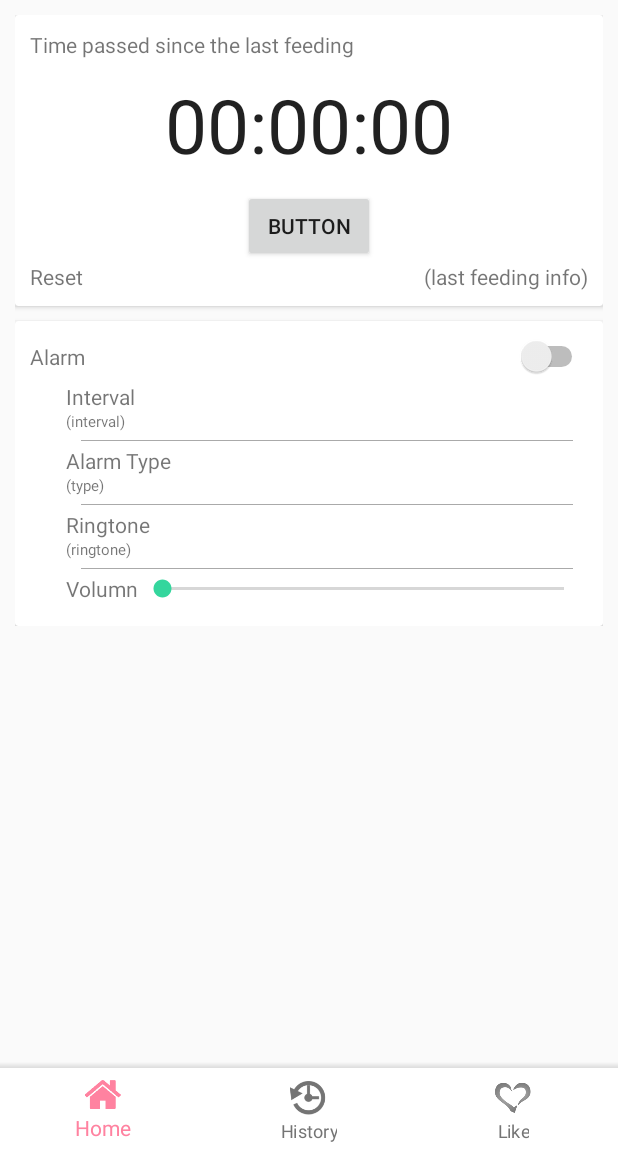
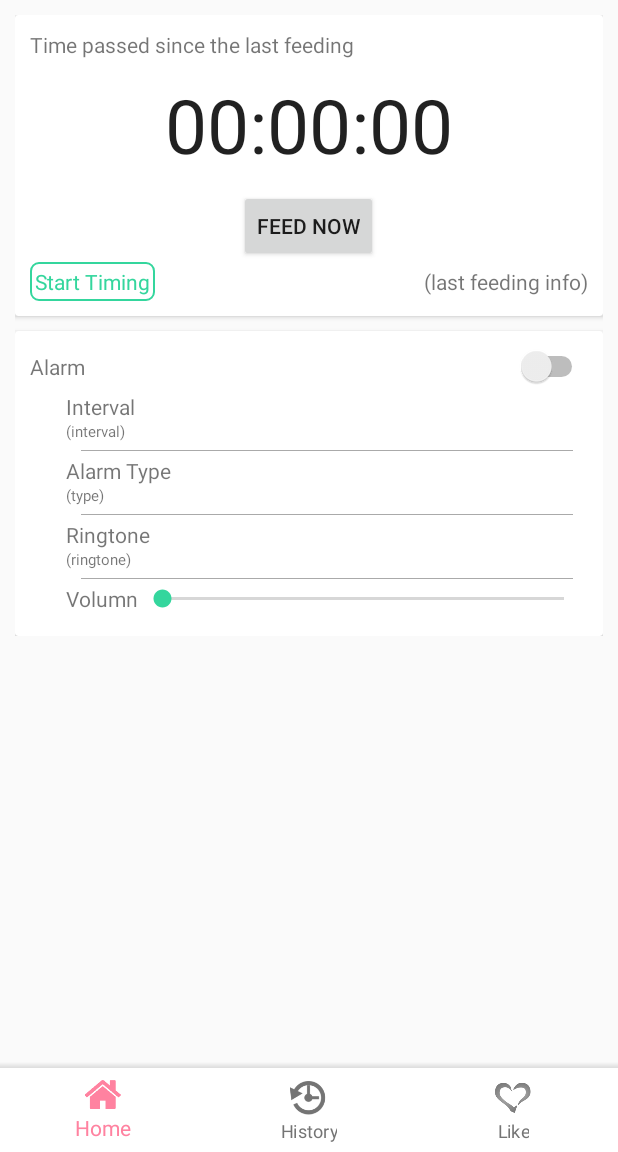
Before and after one commit to xazeng/BBFeeding, an Android app: the screen it shows after launch (MainActivity), on a phone screen of 412 x 824 dp, the part 84-1236 px from its top. Run offline under Robolectric (Android 15) with nearby library versions, the phone set to English and light mode, and no system bars.

Commit message:
feed panel

```diff
--- /dev/null
+++ b/app/src/main/java/com/zeng/bbfeeding/Data.java
@@ -0,0 +1,44 @@
+package com.zeng.bbfeeding;
+
+import android.content.Context;
+import android.content.SharedPreferences;
+
+/**
+ * Created by xianganzeng on 2016/11/1.
+ */
+
+public class Data {
+    private static Data sInstance;
+    public static Data getInstance() {
+        if (sInstance == null) {
+            sInstance = new Data();
+        }
+        return sInstance;
+    }
+
+    private SharedPreferences.Editor mEditor;
+    private static final String PREF_NAME = "data";
+    public void init(Context context) {
+        SharedPreferences pref = context.getSharedPreferences(PREF_NAME, Context.MODE_PRIVATE);
+        mFeedBaseTime = pref.getLong(FEED_BASE_TIME, 0L);
+
+        mEditor = pref.edit();
+        return;
+    }
+
+    public void save(){
+
+        mEditor.commit();
+        return;
+    }
+
+    private static final String FEED_BASE_TIME = "feed_base_time";
+    private long mFeedBaseTime;
+    public long getFeedBaseTime() {return mFeedBaseTime;}
+    public void setFeedBaseTime(long t) {
+        mFeedBaseTime = t;
+        mEditor.putLong(FEED_BASE_TIME, mFeedBaseTime);
+    }
+
+
+}
--- a/app/src/main/java/com/zeng/bbfeeding/HomePage.java
+++ b/app/src/main/java/com/zeng/bbfeeding/HomePage.java
@@ -2,15 +2,113 @@ package com.zeng.bbfeeding;
 
 
 import android.os.Bundle;
+import android.os.SystemClock;
 import android.support.annotation.Nullable;
+import android.view.View;
+import android.widget.Button;
+import android.widget.Chronometer;
+import android.widget.TextView;
+
+import java.text.SimpleDateFormat;
+import java.util.Calendar;
+import java.util.Date;
 
 /**
  * Created by xianganzeng on 2016/10/27.
  */
 
-public class HomePage extends Page{
+public class HomePage extends Page implements View.OnClickListener{
+    private TextView mStartTimingTextView;
+    private TextView mResetTimingTextView;
+    private Chronometer mTimer;
+    private Button mFeedButton;
+
     @Override
     protected void onCreatePage(@Nullable Bundle savedInstanceState) {
         setContentView(R.layout.page_home);
+        mStartTimingTextView= (TextView)findViewById(R.id.start_timing_textview);
+        mResetTimingTextView = (TextView)findViewById(R.id.reset_timing_textview);
+        mTimer = (Chronometer)findViewById(R.id.feed_timer);
+        mFeedButton = (Button)findViewById(R.id.feed_button);
+
+
+        initTimingPanel();
+        return;
+    }
+
+    private void initTimingPanel(){
+        long now = Calendar.getInstance().getTimeInMillis();
+        long feedBaseTime = Data.getInstance().getFeedBaseTime();
+        if (feedBaseTime != 0
+                && (now - feedBaseTime) > 24*60*60*1000) {
+            feedBaseTime = 0;
+            Data.getInstance().setFeedBaseTime(feedBaseTime);
+        }
+
+        mStartTimingTextView.setVisibility(feedBaseTime == 0 ? View.VISIBLE : View.GONE);
+        mStartTimingTextView.setOnClickListener(this);
+        mResetTimingTextView.setVisibility(feedBaseTime == 0 ? View.GONE: View.VISIBLE);
+        mResetTimingTextView.setOnClickListener(this);
+
+        mTimer.setOnChronometerTickListener(new Chronometer.OnChronometerTickListener() {
+            @Override
+            public void onChronometerTick(Chronometer chronometer) {
+                long span = (SystemClock.elapsedRealtime() - chronometer.getBase()) / 1000;
+                long h = span / 3600;
+                span = span - h * 3600;
+                long m = span / 60;
+                long s = span % 60;
+                chronometer.setText(String.format("%1$02d:%2$02d:%3$02d", h, m, s));
+            }
+        });
+        if (feedBaseTime == 0) {
+            mTimer.setBase(SystemClock.elapsedRealtime());
+        } else {
+            mTimer.setBase(SystemClock.elapsedRealtime() - (now - feedBaseTime));
+            mTimer.start();
+        }
+
+        mFeedButton.setOnClickListener(this);
+
+        return;
+    }
+
+    @Override
+    public void onClick(View view) {
+        switch (view.getId()){
+            case R.id.start_timing_textview:
+                onClickStartTimingTextView();
+                break;
+            case R.id.reset_timing_textview:
+                onClickResetTimingTextView();
+                break;
+            case R.id.feed_button:
+                onClickFeedButton();
+                break;
+        }
+        return;
+    }
+
+    private void onClickStartTimingTextView() {
+        mStartTimingTextView.setVisibility(View.GONE);
+        mResetTimingTextView.setVisibility(View.VISIBLE);
+
+        long now = Calendar.getInstance().getTimeInMillis();
+        Data.getInstance().setFeedBaseTime(now);
+        mTimer.setBase(SystemClock.elapsedRealtime());
+        mTimer.start();;
+    }
+
+    private void onClickResetTimingTextView(){
+        mStartTimingTextView.setVisibility(View.VISIBLE);
+        mResetTimingTextView.setVisibility(View.GONE);
+
+        Data.getInstance().setFeedBaseTime(0);
+        mTimer.stop();
+        mTimer.setBase(SystemClock.elapsedRealtime());
+    }
+
+    private void onClickFeedButton(){
+
     }
 }
--- a/app/src/main/java/com/zeng/bbfeeding/MainActivity.java
+++ b/app/src/main/java/com/zeng/bbfeeding/MainActivity.java
@@ -53,6 +53,8 @@ public class MainActivity extends AppCompatActivity {
         initToolBar();
         initViewPager();
         initBottomBar();
+
+        Data.getInstance().init(this);
         return;
     }
 
@@ -129,4 +131,10 @@ public class MainActivity extends AppCompatActivity {
             }
         });
     }
+
+    @Override
+    protected void onStop() {
+        super.onStop();
+        Data.getInstance().save();
+    }
 }
--- /dev/null
+++ b/app/src/main/res/drawable/operate_timing_button_background.xml
@@ -0,0 +1,5 @@
+<?xml version="1.0" encoding="utf-8"?>
+<shape xmlns:android="http://schemas.android.com/apk/res/android">
+    <corners android:radius="5dp"/>
+    <stroke android:width="1dp" android:color="@color/colorAccent" />
+</shape>
--- /dev/null
+++ b/app/src/main/res/drawable/operate_timing_button_textcolor.xml
@@ -0,0 +1,5 @@
+<?xml version="1.0" encoding="utf-8"?>
+<selector xmlns:android="http://schemas.android.com/apk/res/android">
+    <item android:color="@color/colorAccent" />
+    <item android:state_pressed="true" android:color="@color/colorAccentDark" />
+</selector>
--- a/app/src/main/res/layout/page_home.xml
+++ b/app/src/main/res/layout/page_home.xml
@@ -37,7 +37,7 @@
                     android:paddingBottom="10dp" />
 
                 <android.support.v7.widget.AppCompatButton
-                    android:text="Button"
+                    android:text="@string/feed_button_label"
                     android:layout_width="wrap_content"
                     android:layout_height="wrap_content"
                     android:layout_gravity="center"
@@ -47,13 +47,31 @@
                     android:layout_width="match_parent"
                     android:layout_height="wrap_content">
 
-                    <TextView
-                        android:text="@string/reset_label"
-                        android:layout_width="wrap_content"
-                        android:layout_height="wrap_content"
+                    <LinearLayout
                         android:layout_alignParentLeft="true"
                         android:layout_centerVertical="true"
-                        android:id="@+id/reset_textview" />
+                        android:layout_width="wrap_content"
+                        android:layout_height="wrap_content">
+
+                        <TextView
+                            android:padding="3dp"
+                            android:visibility="gone"
+                            android:text="@string/reset_timing_label"
+                            android:layout_width="wrap_content"
+                            android:layout_height="wrap_content"
+                            android:id="@+id/reset_timing_textview"
+                            android:textColor="@drawable/operate_timing_button_textcolor"
+                            android:background="@drawable/operate_timing_button_background"/>
+                        <TextView
+                            android:padding="3dp"
+                            android:text="@string/start_timing_label"
+                            android:layout_width="wrap_content"
+                            android:layout_height="wrap_content"
+                            android:id="@+id/start_timing_textview"
+                            android:textColor="@drawable/operate_timing_button_textcolor"
+                            android:background="@drawable/operate_timing_button_background"/>
+
+                    </LinearLayout>
 
                     <TextView
                         android:text="(last feeding info)"
--- a/app/src/main/res/values/colors.xml
+++ b/app/src/main/res/values/colors.xml
@@ -3,4 +3,5 @@
     <color name="colorPrimary">#ff82a0</color>
     <color name="colorPrimaryDark">#ff7193</color>
     <color name="colorAccent">#34d69d</color>
+    <color name="colorAccentDark">#11a16e</color>
 </resources>
--- a/app/src/main/res/values/strings.xml
+++ b/app/src/main/res/values/strings.xml
@@ -4,10 +4,12 @@
     <string name="tab_history_label">History</string>
     <string name="tab_like_label">Like</string>
     <string name="time_passed_label">Time passed since the last feeding</string>
-    <string name="reset_label">Reset</string>
+    <string name="reset_timing_label">Reset Timing</string>
     <string name="alarm_label">Alarm</string>
     <string name="alarm_interval_label">Interval</string>
     <string name="alarm_ringtone_label">Ringtone</string>
     <string name="alarm_type_label">Alarm Type</string>
     <string name="alarm_volumn_label">Volumn</string>
+    <string name="start_timing_label">Start Timing</string>
+    <string name="feed_button_label">Feed Now</string>
 </resources>
```
Also changed, not shown: 1 other file.
